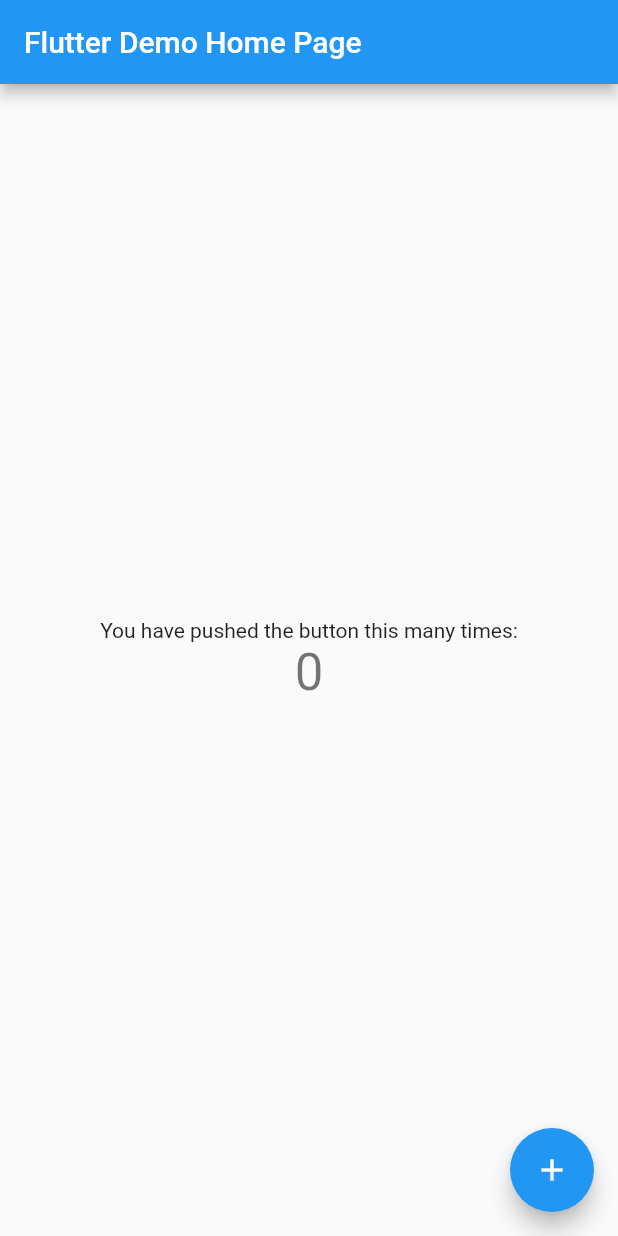
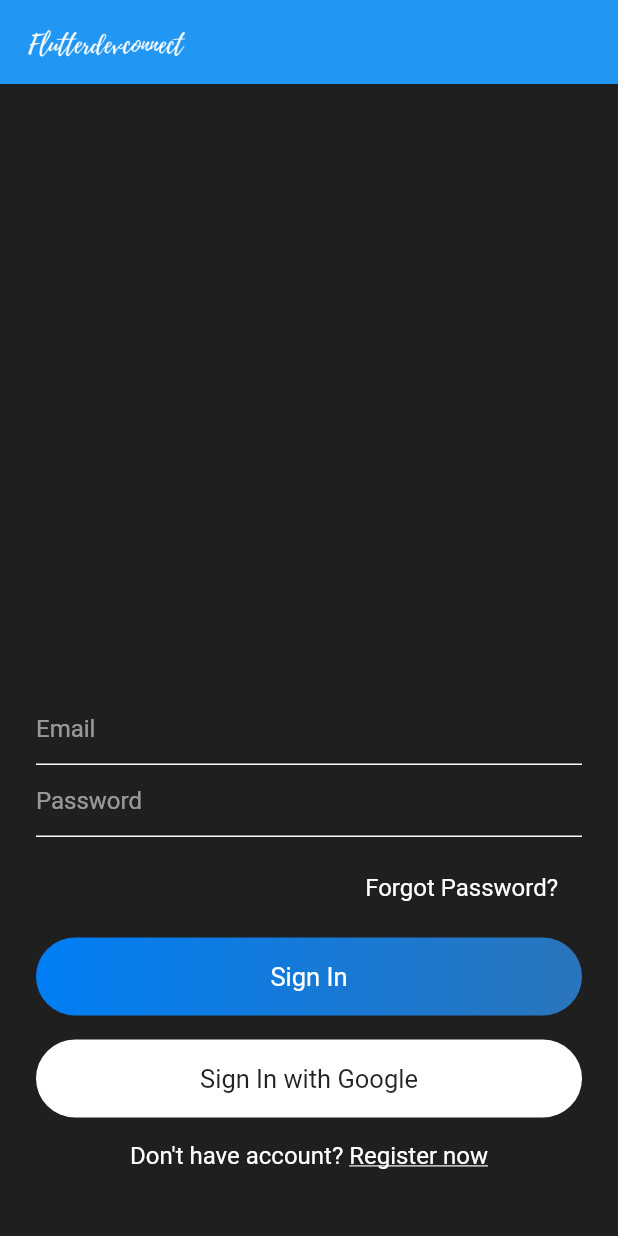
Before and after one commit to TawhidHassan/flutter-chat-app, a Flutter app: the screen it shows after launch, on a phone screen of 412 x 824 dp. Run offline on Flutter 3.47's test engine with Material 2 defaults, Android fonts, the phone set to English and light mode, and no system bars.

Commit message:
signin screen design

```diff
--- a/lib/main.dart
+++ b/lib/main.dart
@@ -1,4 +1,5 @@
 import 'package:flutter/material.dart';
+import 'package:flutter_chat_app/views/sigin.dart';
 
 void main() {
   runApp(MyApp());
@@ -9,105 +10,14 @@ class MyApp extends StatelessWidget {
   @override
   Widget build(BuildContext context) {
     return MaterialApp(
+      debugShowCheckedModeBanner: false,
       title: 'Flutter Demo',
       theme: ThemeData(
-        // This is the theme of your application.
-        //
-        // Try running your application with "flutter run". You'll see the
-        // application has a blue toolbar. Then, without quitting the app, try
-        // changing the primarySwatch below to Colors.green and then invoke
-        // "hot reload" (press "r" in the console where you ran "flutter run",
-        // or simply save your changes to "hot reload" in a Flutter IDE).
-        // Notice that the counter didn't reset back to zero; the application
-        // is not restarted.
+        scaffoldBackgroundColor: Color(0xff1F1F1F),
         primarySwatch: Colors.blue,
+        visualDensity: VisualDensity.adaptivePlatformDensity,
       ),
-      home: MyHomePage(title: 'Flutter Demo Home Page'),
+      home: SignIn(),
     );
   }
 }
-
-class MyHomePage extends StatefulWidget {
-  MyHomePage({Key key, this.title}) : super(key: key);
-
-  // This widget is the home page of your application. It is stateful, meaning
-  // that it has a State object (defined below) that contains fields that affect
-  // how it looks.
-
-  // This class is the configuration for the state. It holds the values (in this
-  // case the title) provided by the parent (in this case the App widget) and
-  // used by the build method of the State. Fields in a Widget subclass are
-  // always marked "final".
-
-  final String title;
-
-  @override
-  _MyHomePageState createState() => _MyHomePageState();
-}
-
-class _MyHomePageState extends State<MyHomePage> {
-  int _counter = 0;
-
-  void _incrementCounter() {
-    setState(() {
-      // This call to setState tells the Flutter framework that something has
-      // changed in this State, which causes it to rerun the build method below
-      // so that the display can reflect the updated values. If we changed
-      // _counter without calling setState(), then the build method would not be
-      // called again, and so nothing would appear to happen.
-      _counter++;
-    });
-  }
-
-  @override
-  Widget build(BuildContext context) {
-    // This method is rerun every time setState is called, for instance as done
-    // by the _incrementCounter method above.
-    //
-    // The Flutter framework has been optimized to make rerunning build methods
-    // fast, so that you can just rebuild anything that needs updating rather
-    // than having to individually change instances of widgets.
-    return Scaffold(
-      appBar: AppBar(
-        // Here we take the value from the MyHomePage object that was created by
-        // the App.build method, and use it to set our appbar title.
-        title: Text(widget.title),
-      ),
-      body: Center(
-        // Center is a layout widget. It takes a single child and positions it
-        // in the middle of the parent.
-        child: Column(
-          // Column is also a layout widget. It takes a list of children and
-          // arranges them vertically. By default, it sizes itself to fit its
-          // children horizontally, and tries to be as tall as its parent.
-          //
-          // Invoke "debug painting" (press "p" in the console, choose the
-          // "Toggle Debug Paint" action from the Flutter Inspector in Android
-          // Studio, or the "Toggle Debug Paint" command in Visual Studio Code)
-          // to see the wireframe for each widget.
-          //
-          // Column has various properties to control how it sizes itself and
-          // how it positions its children. Here we use mainAxisAlignment to
-          // center the children vertically; the main axis here is the vertical
-          // axis because Columns are vertical (the cross axis would be
-          // horizontal).
-          mainAxisAlignment: MainAxisAlignment.center,
-          children: <Widget>[
-            Text(
-              'You have pushed the button this many times:',
-            ),
-            Text(
-              '$_counter',
-              style: Theme.of(context).textTheme.headline4,
-            ),
-          ],
-        ),
-      ),
-      floatingActionButton: FloatingActionButton(
-        onPressed: _incrementCounter,
-        tooltip: 'Increment',
-        child: Icon(Icons.add),
-      ), // This trailing comma makes auto-formatting nicer for build methods.
-    );
-  }
-}
--- /dev/null
+++ b/lib/views/forgetpassword.dart
@@ -0,0 +1,13 @@
+import 'package:flutter/material.dart';
+
+class ForgotPassword extends StatefulWidget {
+  @override
+  _ForgotPasswordState createState() => _ForgotPasswordState();
+}
+
+class _ForgotPasswordState extends State<ForgotPassword> {
+  @override
+  Widget build(BuildContext context) {
+    return Container();
+  }
+}
--- /dev/null
+++ b/lib/views/sigin.dart
@@ -0,0 +1,130 @@
+import 'package:flutter/material.dart';
+import 'package:flutter_chat_app/widgets/widget.dart';
+
+import 'forgetpassword.dart';
+
+class SignIn extends StatefulWidget {
+  @override
+  _SignInState createState() => _SignInState();
+}
+
+class _SignInState extends State<SignIn> {
+  @override
+  Widget build(BuildContext context) {
+    return Scaffold(
+      appBar: appBarMain(context),
+      body: SingleChildScrollView(
+        child: Container(
+          height: MediaQuery.of(context).size.height-50,
+          alignment: Alignment.bottomCenter,
+          child: Container(
+            padding: EdgeInsets.symmetric(horizontal: 24),
+            child: Column(
+              mainAxisSize: MainAxisSize.min,
+              children: [
+                TextField(
+                    decoration: textFieldInputDecoration("Email") ,
+                    style: simpleTextStyle()
+                ),TextField(
+                    decoration: textFieldInputDecoration("Password") ,
+                    style: simpleTextStyle()
+                ),
+                SizedBox(
+                  height: 16,
+                ),
+                Row(
+                  mainAxisAlignment: MainAxisAlignment.end,
+                  children: [
+                    GestureDetector(
+                      onTap: () {
+                        Navigator.push(
+                            context,
+                            MaterialPageRoute(
+                                builder: (context) => ForgotPassword()));
+                      },
+                      child: Container(
+                          padding: EdgeInsets.symmetric(
+                              horizontal: 16, vertical: 8),
+                          child: Text(
+                            "Forgot Password?",
+                            style: simpleTextStyle(),
+                          )),
+                    )
+                  ],
+                ),
+                SizedBox(
+                  height: 16,
+                ),
+                GestureDetector(
+                  onTap: () {
+                    // signIn();
+                  },
+                  child: Container(
+                    padding: EdgeInsets.symmetric(vertical: 16),
+                    decoration: BoxDecoration(
+                        borderRadius: BorderRadius.circular(30),
+                        gradient: LinearGradient(
+                          colors: [
+                            const Color(0xff007EF4),
+                            const Color(0xff2A75BC)
+                          ],
+                        )),
+                    width: MediaQuery.of(context).size.width,
+                    child: Text(
+                      "Sign In",
+                      style: biggerTextStyle(),
+                      textAlign: TextAlign.center,
+                    ),
+                  ),
+                ),
+                SizedBox(
+                  height: 16,
+                ),
+                Container(
+                  padding: EdgeInsets.symmetric(vertical: 16),
+                  decoration: BoxDecoration(
+                      borderRadius: BorderRadius.circular(30),
+                      color: Colors.white),
+                  width: MediaQuery.of(context).size.width,
+                  child: Text(
+                    "Sign In with Google",
+                    style:
+                    TextStyle(fontSize: 17, color: Colors.black87),
+                    textAlign: TextAlign.center,
+                  ),
+                ),
+                SizedBox(
+                  height: 16,
+                ),
+                Row(
+                  mainAxisAlignment: MainAxisAlignment.center,
+                  children: [
+                    Text(
+                      "Don't have account? ",
+                      style: simpleTextStyle(),
+                    ),
+                    GestureDetector(
+                      onTap: () {
+                        // widget.toggleView();
+                      },
+                      child: Text(
+                        "Register now",
+                        style: TextStyle(
+                            color: Colors.white,
+                            fontSize: 16,
+                            decoration: TextDecoration.underline),
+                      ),
+                    ),
+                  ],
+                ),
+                SizedBox(
+                  height: 50,
+                )
+              ],
+            ),
+          ),
+        ),
+      ),
+    );
+  }
+}
--- /dev/null
+++ b/lib/widgets/widget.dart
@@ -0,0 +1,30 @@
+import 'package:flutter/material.dart';
+
+Widget appBarMain(BuildContext context) {
+  return AppBar(
+    title: Image.asset(
+      "assets/images/logo.png",
+      height: 40,
+    ),
+    elevation: 0.0,
+    centerTitle: false,
+  );
+}
+
+InputDecoration textFieldInputDecoration(String hintText) {
+  return InputDecoration(
+      hintText: hintText,
+      hintStyle: TextStyle(color: Colors.white54),
+      focusedBorder:
+      UnderlineInputBorder(borderSide: BorderSide(color: Colors.white)),
+      enabledBorder:
+      UnderlineInputBorder(borderSide: BorderSide(color: Colors.white)));
+}
+
+TextStyle simpleTextStyle() {
+  return TextStyle(color: Colors.white, fontSize: 16);
+}
+
+TextStyle biggerTextStyle() {
+  return TextStyle(color: Colors.white, fontSize: 17);
+}
--- a/pubspec.yaml
+++ b/pubspec.yaml
@@ -28,11 +28,7 @@ dependencies:
   # The following adds the Cupertino Icons font to your application.
   # Use with the CupertinoIcons class for iOS style icons.
   cupertino_icons: ^0.1.3
-  google_sign_in: 4.4.3
-  firebase_auth: 0.15.4
-  shared_preferences: ^0.5.6+3
-  random_string: ^2.0.1
-  cloud_firestore: ^0.13.5
+
 
 dev_dependencies:
   flutter_test:
```
Also changed, not shown: lib/views/chatsRooms.dart (added), lib/views/conversation_screen.dart (added), lib/views/signup.dart (added), pubspec.lock, 1 other file.
